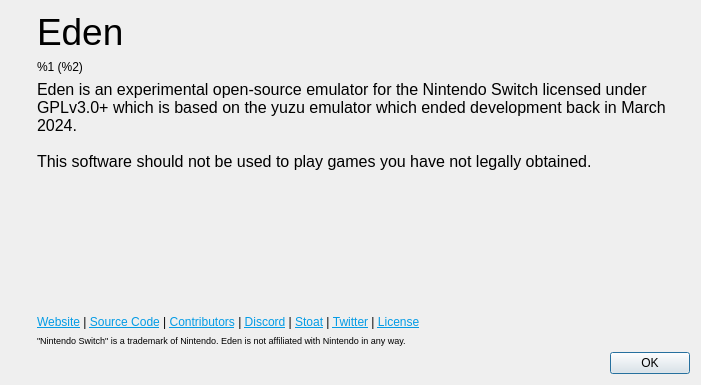
Valdrrak/suyu-v0.0.4, file src/yuzu/aboutdialog.ui: the form before one commit.
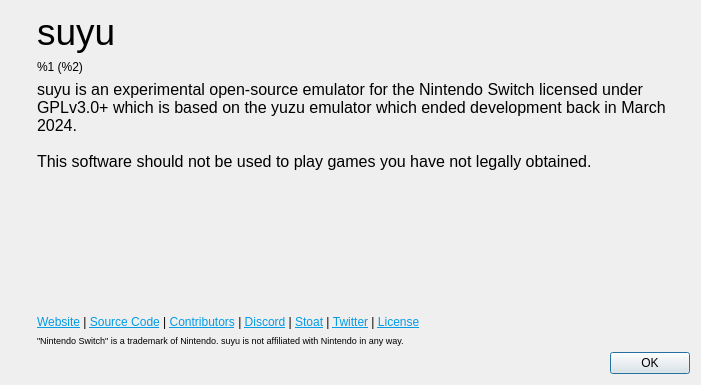
The form after the commit. Icons and pictures are not drawn.

Commit message: rebrand: sweep Eden from all UI files and vulkan_device log message

```diff
--- a/src/yuzu/aboutdialog.ui
+++ b/src/yuzu/aboutdialog.ui
@@ -69,7 +69,7 @@
           </sizepolicy>
          </property>
          <property name="text">
-          <string>&lt;html&gt;&lt;head/&gt;&lt;body&gt;&lt;p&gt;&lt;span style=&quot; font-size:28pt;&quot;&gt;Eden&lt;/span&gt;&lt;/p&gt;&lt;/body&gt;&lt;/html&gt;</string>
+          <string>&lt;html&gt;&lt;head/&gt;&lt;body&gt;&lt;p&gt;&lt;span style=&quot; font-size:28pt;&quot;&gt;suyu&lt;/span&gt;&lt;/p&gt;&lt;/body&gt;&lt;/html&gt;</string>
          </property>
         </widget>
        </item>
@@ -102,7 +102,7 @@
 li.unchecked::marker { content: &quot;\2610&quot;; }
 li.checked::marker { content: &quot;\2612&quot;; }
 &lt;/style&gt;&lt;/head&gt;&lt;body style=&quot; font-family:'Noto Sans'; font-size:9pt; font-weight:400; font-style:normal;&quot;&gt;
-&lt;p style=&quot; margin-top:0px; margin-bottom:0px; margin-left:0px; margin-right:0px; -qt-block-indent:0; text-indent:0px;&quot;&gt;&lt;span style=&quot; font-family:'MS Shell Dlg 2'; font-size:12pt;&quot;&gt;Eden is an experimental open-source emulator for the Nintendo Switch licensed under GPLv3.0+ which is based on the yuzu emulator which ended development back in March 2024. &lt;br /&gt;&lt;br /&gt;This software should not be used to play games you have not legally obtained.&lt;/span&gt;&lt;/p&gt;&lt;/body&gt;&lt;/html&gt;</string>
+&lt;p style=&quot; margin-top:0px; margin-bottom:0px; margin-left:0px; margin-right:0px; -qt-block-indent:0; text-indent:0px;&quot;&gt;&lt;span style=&quot; font-family:'MS Shell Dlg 2'; font-size:12pt;&quot;&gt;suyu is an experimental open-source emulator for the Nintendo Switch licensed under GPLv3.0+ which is based on the yuzu emulator which ended development back in March 2024. &lt;br /&gt;&lt;br /&gt;This software should not be used to play games you have not legally obtained.&lt;/span&gt;&lt;/p&gt;&lt;/body&gt;&lt;/html&gt;</string>
          </property>
          <property name="alignment">
           <set>Qt::AlignmentFlag::AlignLeading|Qt::AlignmentFlag::AlignLeft|Qt::AlignmentFlag::AlignVCenter</set>
@@ -144,7 +144,7 @@
           </sizepolicy>
          </property>
          <property name="text">
-          <string>&lt;html&gt;&lt;head/&gt;&lt;body&gt;&lt;p&gt;&lt;span style=&quot; font-size:7pt;&quot;&gt;&amp;quot;Nintendo Switch&amp;quot; is a trademark of Nintendo. Eden is not affiliated with Nintendo in any way.&lt;/span&gt;&lt;/p&gt;&lt;/body&gt;&lt;/html&gt;</string>
+          <string>&lt;html&gt;&lt;head/&gt;&lt;body&gt;&lt;p&gt;&lt;span style=&quot; font-size:7pt;&quot;&gt;&amp;quot;Nintendo Switch&amp;quot; is a trademark of Nintendo. suyu is not affiliated with Nintendo in any way.&lt;/span&gt;&lt;/p&gt;&lt;/body&gt;&lt;/html&gt;</string>
          </property>
         </widget>
        </item>
```
Left out of the diff: 6 changed lines with no effect on the pictures. The commit also changes 12 other files.
